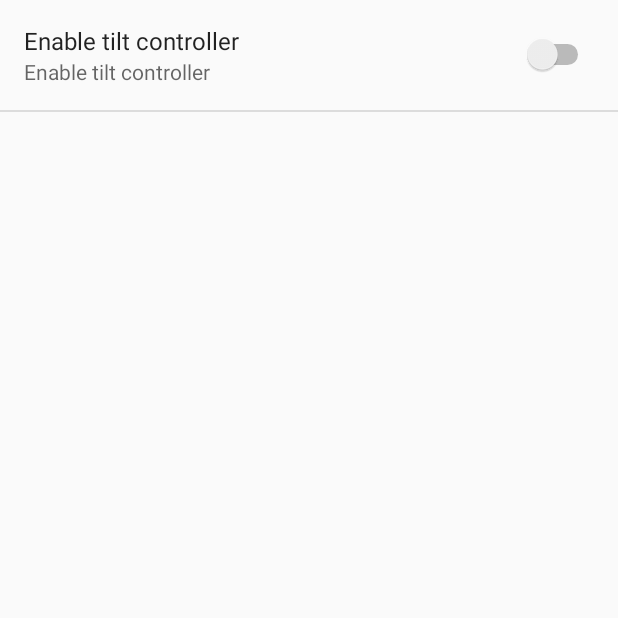
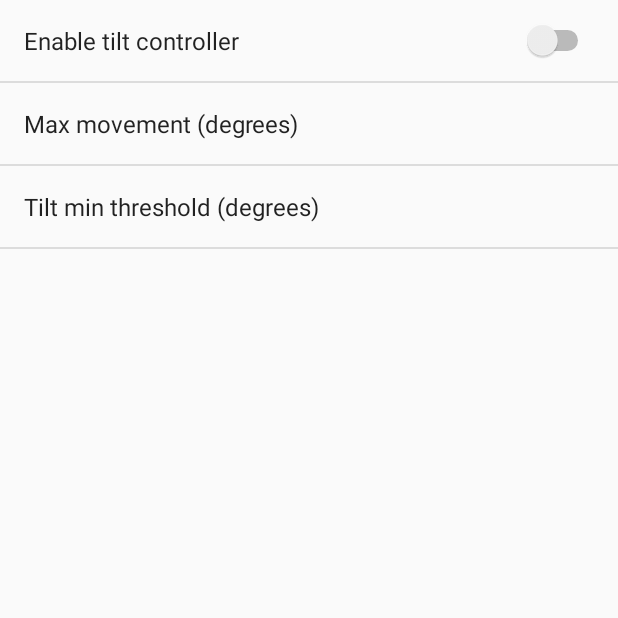
Before and after one commit to aclifton/gpstiltcontroller, an Android app: the screen it shows after launch (SettingsActivity), on a phone screen of 412 x 824 dp, the top half of it. Run offline under Robolectric (Android 15) with nearby library versions, the phone set to English and light mode, and no system bars.

Commit message:
Add preferences for max movement and minimum tolerance

```diff
--- a/app/src/main/java/com/andrewrobertclifton/tiltcontroller/SettingsActivity.java
+++ b/app/src/main/java/com/andrewrobertclifton/tiltcontroller/SettingsActivity.java
@@ -13,6 +13,8 @@ import android.support.v4.app.ActivityCompat;
  */
 public class SettingsActivity extends PreferenceActivity {
     public static final String PREFERENCE_RUNNING = "running";
+    public static final String PREFERENCE_MAX_MOVE = "max_move";
+    public static final String PREFERENCE_TILT_THRESHOLD = "tilt_threshold";
 
     private static final int PERMISSION_REQUEST = 87879;
 
@@ -60,4 +62,13 @@ public class SettingsActivity extends PreferenceActivity {
         super.onPause();
         sharedPreferences.unregisterOnSharedPreferenceChangeListener(listener);
     }
+
+    public static float getFloatPreference(SharedPreferences sharedPreferences, String key, float defaultValue) {
+        try {
+            return Float.parseFloat(sharedPreferences.getString(key, Float.toString(defaultValue)));
+        } catch (ClassCastException e) {
+            sharedPreferences.edit().putFloat(key, defaultValue);
+            return defaultValue;
+        }
+    }
 }
--- a/app/src/main/res/values/strings.xml
+++ b/app/src/main/res/values/strings.xml
@@ -4,5 +4,6 @@
     <!-- Strings related to Settings -->
 
     <string name="pref_title_running">Enable tilt controller</string>
-    <string name="pref_description_running">Enable tilt controller</string>
+    <string name="pref_title_max_move">Max movement (degrees)</string>
+    <string name="pref_title_tilt_threshold">Tilt min threshold (degrees)</string>
 </resources>
--- a/app/src/main/res/xml/pref_general.xml
+++ b/app/src/main/res/xml/pref_general.xml
@@ -3,6 +3,15 @@
     <SwitchPreference
         android:defaultValue="false"
         android:key="running"
-        android:summary="@string/pref_description_running"
         android:title="@string/pref_title_running" />
+    <EditTextPreference
+        android:defaultValue=".0001"
+        android:key="max_move"
+        android:title="@string/pref_title_max_move"
+        android:inputType="numberDecimal" />
+    <EditTextPreference
+        android:defaultValue="15"
+        android:key="tilt_threshold"
+        android:title="@string/pref_title_tilt_threshold"
+        android:inputType="numberDecimal" />
 </PreferenceScreen>
```
Also changed, not shown: app/src/main/java/com/andrewrobertclifton/tiltcontroller/TiltService.java (+6 -4 lines), 1 other file.
